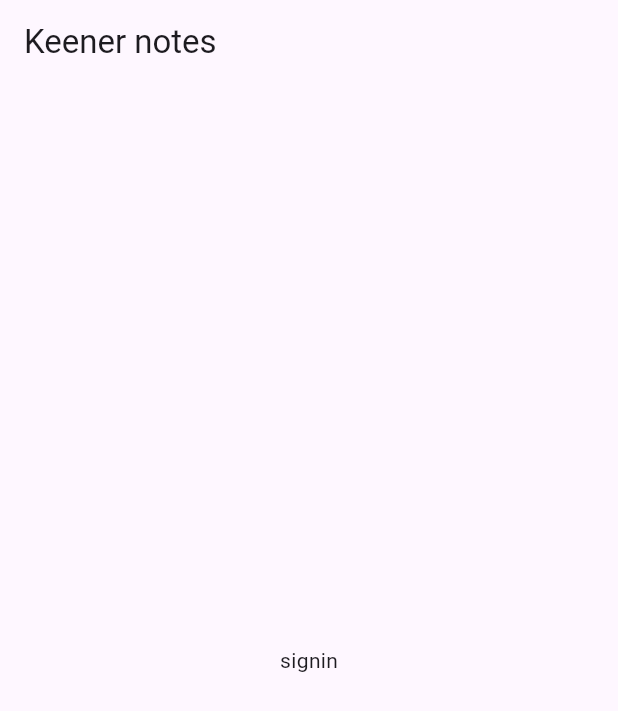
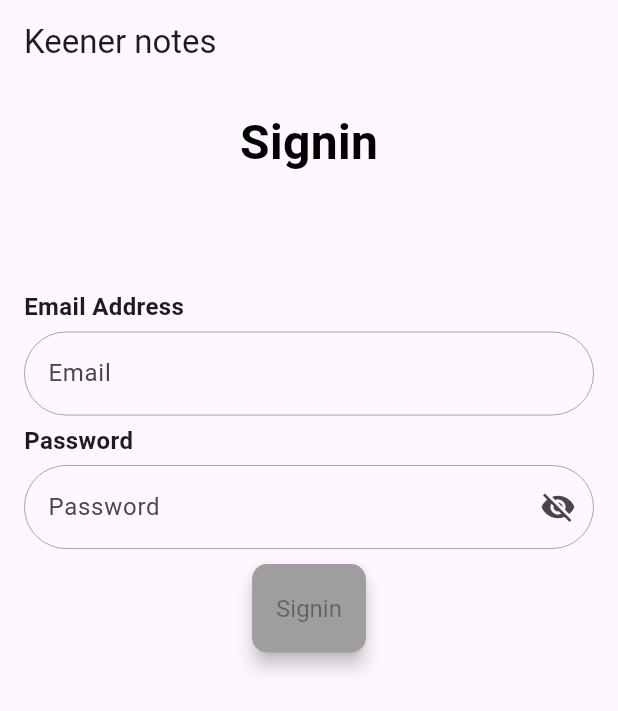
Before and after one commit to caiobribeiro/keener-notes, a Flutter app: the screen it shows after launch, on a phone screen of 412 x 824 dp. Shown: the top 711 px of the screen. Run offline on Flutter 3.47's test engine with Material 3 defaults, Android fonts, the phone set to English and light mode, and no system bars; our stand-ins replace firebase_auth, firebase_core, flutter_mobx, flutter_modular, mobx; accounts and stored records are empty; generated files the repository leaves out were written again.

Commit message:
feat(signup_module): Signin page create and states managed by store

```diff
--- a/lib/app/modules/signin/signin_page.dart
+++ b/lib/app/modules/signin/signin_page.dart
@@ -1,4 +1,11 @@
 import 'package:flutter/material.dart';
+import 'package:flutter_mobx/flutter_mobx.dart';
+import 'package:flutter_modular/flutter_modular.dart';
+import 'package:keener_notes/app/modules/signin/service/signin_service.dart';
+import 'package:keener_notes/app/modules/signin/signin_store.dart';
+import 'package:keener_notes/app/shared/widgets/custom_button_widget.dart';
+import 'package:keener_notes/app/shared/widgets/custom_passworf_field_widget.dart';
+import 'package:keener_notes/app/shared/widgets/custom_tesxt_fild_widget.dart';
 
 class SigninPage extends StatefulWidget {
   const SigninPage({
@@ -10,13 +17,102 @@ class SigninPage extends StatefulWidget {
 }
 
 class _SigninPageState extends State<SigninPage> {
+  final SigninStore store = Modular.get<SigninStore>();
+  final SigninService service = Modular.get<SigninService>();
+
+  final TextEditingController _emailController = TextEditingController();
+  final TextEditingController _passwordController = TextEditingController();
+
+  @override
+  void dispose() {
+    _emailController.dispose();
+    _passwordController.dispose();
+    super.dispose();
+  }
+
   @override
   Widget build(BuildContext context) {
     return Scaffold(
       appBar: AppBar(
         title: const Text('Keener notes'),
       ),
-      body: const Center(child: Text('signin')),
+      body: SingleChildScrollView(
+        padding: const EdgeInsets.symmetric(horizontal: 16, vertical: 16),
+        child: Column(
+          children: [
+            const Center(
+              child: Padding(
+                padding: EdgeInsets.only(bottom: 70),
+                child: Text(
+                  'Signin',
+                  style: TextStyle(
+                    color: Colors.black,
+                    fontWeight: FontWeight.bold,
+                    fontSize: 32,
+                  ),
+                ),
+              ),
+            ),
+            SizedBox(
+              width: 400,
+              child: Column(
+                mainAxisAlignment: MainAxisAlignment.start,
+                crossAxisAlignment: CrossAxisAlignment.start,
+                children: [
+                  _titleText(context, 'Email Address'),
+                  CustomTesxtFildWidget(
+                    controller: _emailController,
+                    hintText: 'Email',
+                    onChange: (value) {
+                      store.emailControllerText = value;
+                    },
+                  ),
+                  _titleText(context, 'Password'),
+                  CustomPassworfFieldWidget(
+                    controller: _passwordController,
+                    hintText: 'Password',
+                    onChange: (value) {
+                      store.passwordControllerText = value;
+                    },
+                  ),
+                  const SizedBox(
+                    height: 10,
+                  ),
+                  Center(
+                    child: Observer(builder: (_) {
+                      return Column(
+                        children: [
+                          if (store.responseWarning != '') ...[
+                            Padding(
+                              padding: const EdgeInsets.all(10),
+                              child: Text(store.responseWarning),
+                            )
+                          ],
+                          CustomButtonWidget(
+                            isValid: store.isFormValid,
+                            text: 'Signin',
+                            onPressed: store.signin,
+                          ),
+                        ],
+                      );
+                    }),
+                  ),
+                ],
+              ),
+            ),
+          ],
+        ),
+      ),
+    );
+  }
+
+  Widget _titleText(BuildContext context, String text) {
+    return Padding(
+      padding: const EdgeInsets.only(bottom: 5, top: 5),
+      child: Text(
+        text,
+        style: const TextStyle(fontWeight: FontWeight.bold, fontSize: 16),
+      ),
     );
   }
 }
```
Also changed, not shown: lib/app/modules/signin/signin_store.dart (+31 -1 lines), lib/app/modules/signin/signin_store.g.dart.
